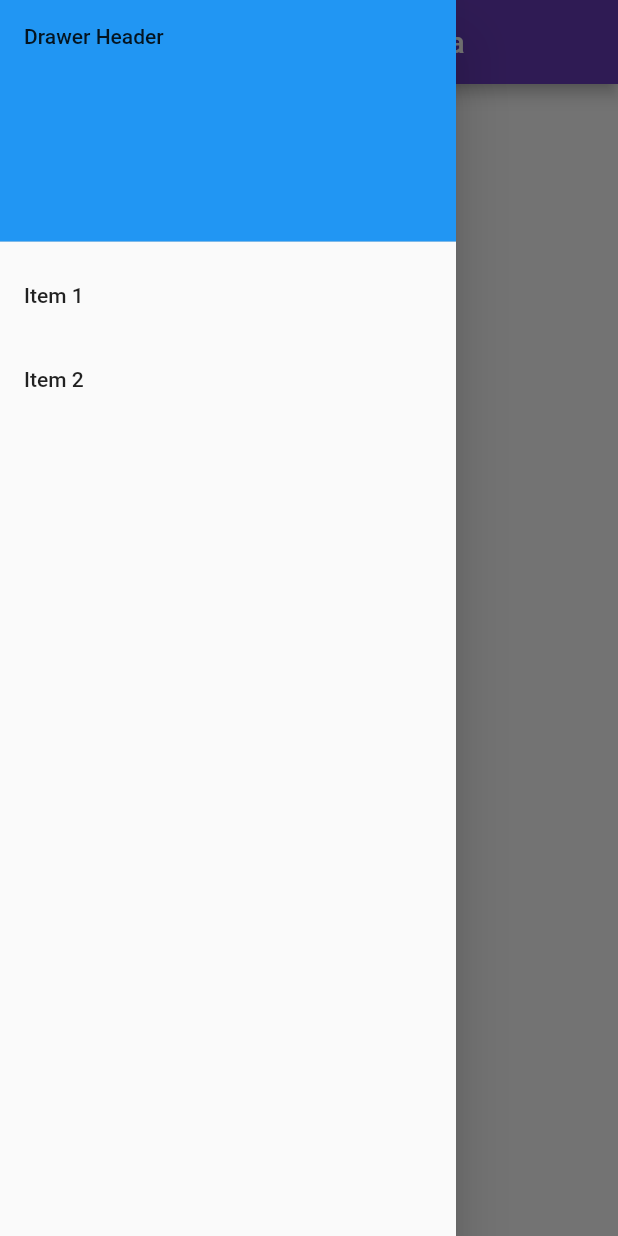
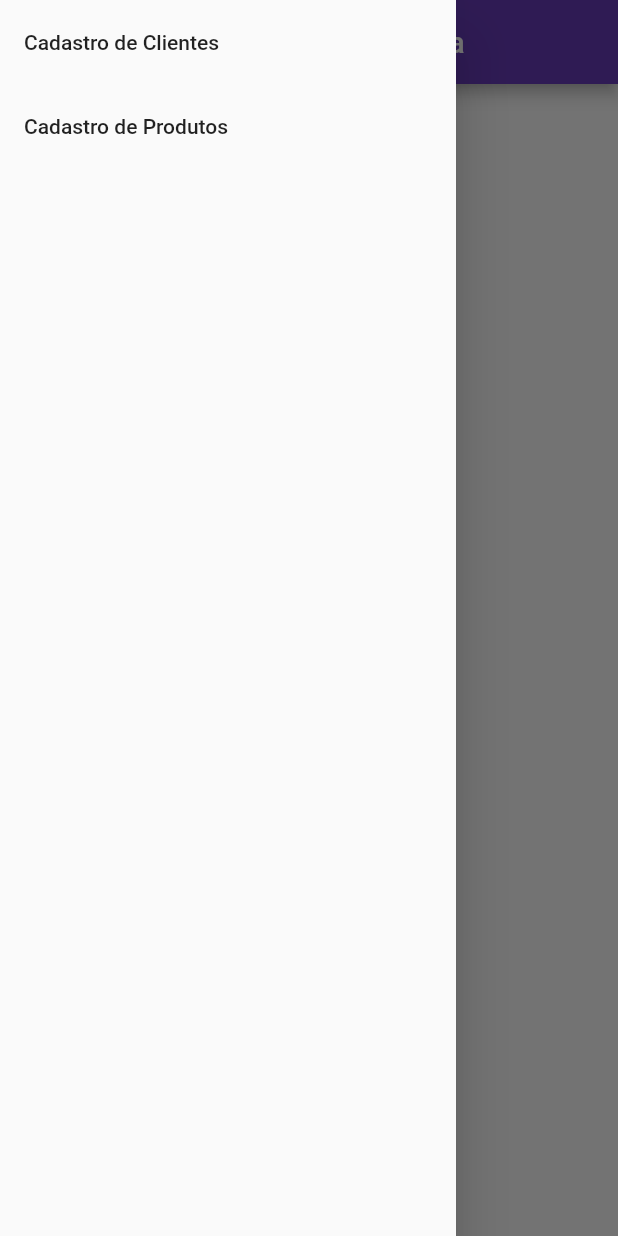
Before and after one commit to chauchuty/projeto-de-software, a Flutter app: the screen it shows after launch, with the side drawer open, on a phone screen of 412 x 824 dp. Run offline on Flutter 3.47's test engine with Material 2 defaults, Android fonts, the phone set to English and light mode, and no system bars.

Commit message:
update: drawer

```diff
--- a/flutter_app/lib/compoments/drawer.component.dart
+++ b/flutter_app/lib/compoments/drawer.component.dart
@@ -10,21 +10,15 @@ class DrawerComponent extends StatelessWidget {
       child: ListView(
         padding: EdgeInsets.zero,
         children: [
-          const DrawerHeader(
-            decoration: BoxDecoration(
-              color: Colors.blue,
-            ),
-            child: Text('Drawer Header'),
-          ),
           ListTile(
-            title: const Text('Item 1'),
+            title: const Text('Cadastro de Clientes'),
             onTap: () {
               // Update the state of the app.
               // ...
             },
           ),
           ListTile(
-            title: const Text('Item 2'),
+            title: const Text('Cadastro de Produtos'),
             onTap: () {
               // Update the state of the app.
               // ...
```
